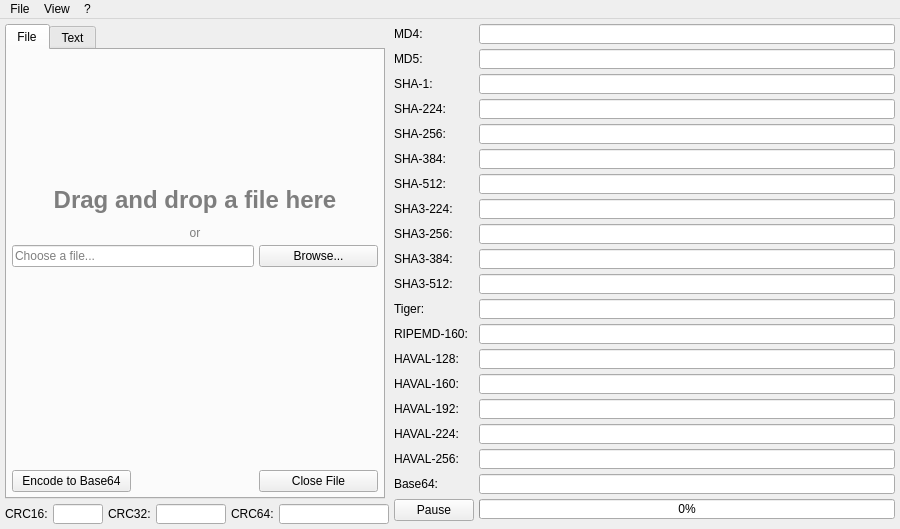
Before: the Qt Designer form ui/mainwindow.ui in rikyoz/MrHash, drawn with Qt 5.
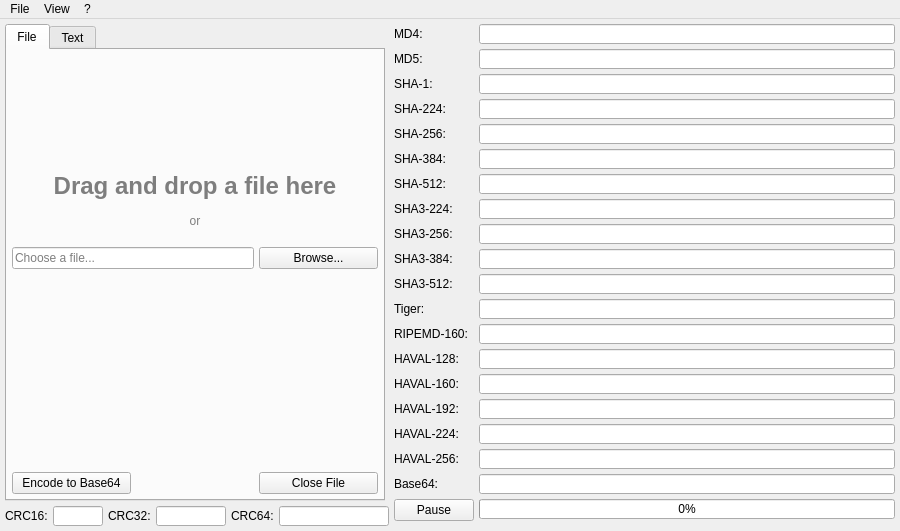
After: the same form once the commit is applied. Icons and pictures are not drawn. Custom widgets are drawn as their Qt base class.

Commit message: Fix drag and drop label

The edit to the form file:
```diff
--- a/ui/mainwindow.ui
+++ b/ui/mainwindow.ui
@@ -7,7 +7,7 @@
     <x>0</x>
     <y>0</y>
     <width>900</width>
-    <height>529</height>
+    <height>531</height>
    </rect>
   </property>
   <property name="windowTitle">
@@ -759,7 +759,12 @@
            </sizepolicy>
           </property>
           <property name="text">
-           <string>&lt;html&gt;&lt;head/&gt;&lt;body&gt;&lt;p&gt;&lt;img src=&quot;:/res/dragdrop.png&quot;/&gt;&lt;/p&gt;&lt;p&gt;&lt;span style=&quot; font-size:18pt; font-weight:600; color:#7e7e7e;&quot;&gt;Drag and drop a file here&lt;/span&gt;&lt;/p&gt;&lt;p&gt;&lt;span style=&quot; color:#7e7e7e;&quot;&gt;or&lt;/span&gt;&lt;/p&gt;&lt;/body&gt;&lt;/html&gt;</string>
+           <string>&lt;html&gt;
+&lt;head/&gt;
+&lt;body&gt;
+&lt;img src=&quot;:/res/dragdrop.png&quot;/&gt;&lt;p style=&quot;color:#7e7e7e&quot;&gt;&lt;span style=&quot;font-size:18pt; font-weight:600;&quot;&gt;Drag and drop a file here&lt;/span&gt;&lt;br/&gt;&lt;br/&gt;or&lt;br/&gt;&lt;/p&gt;
+&lt;/body&gt;
+&lt;/html&gt;</string>
           </property>
           <property name="alignment">
            <set>Qt::AlignBottom|Qt::AlignHCenter</set>
```
The commit also changes 2 other files.
